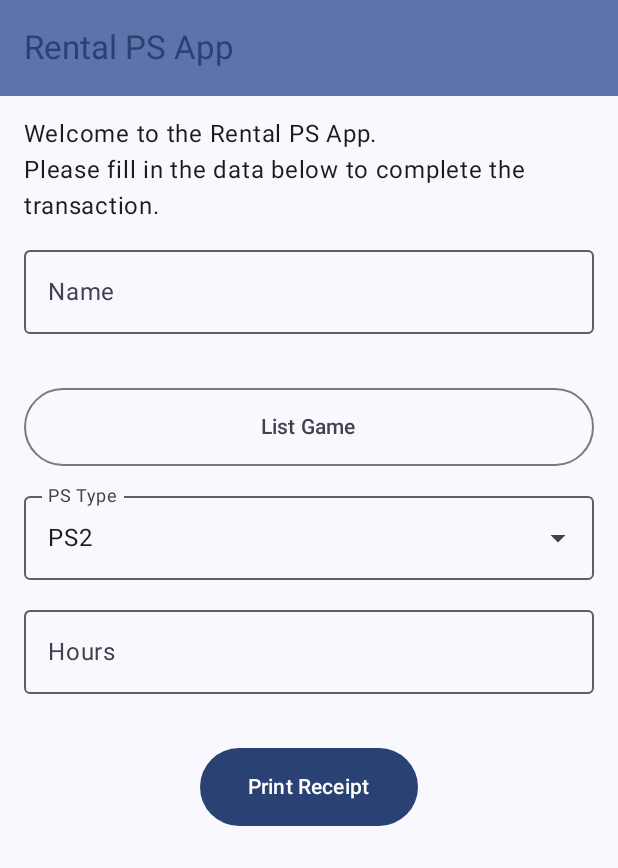
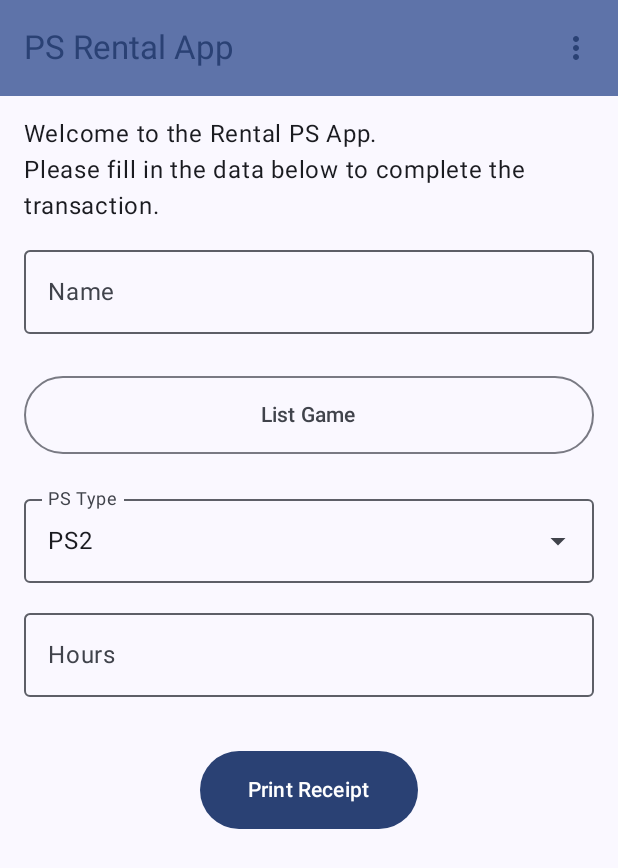
Before and after one commit to NazwaM8/Asesmen1, an Android app built with Jetpack Compose: the screen it shows after launch (MainActivity), on a phone screen of 412 x 824 dp. Shown: the top 868 px of the screen. Run offline under Robolectric (Android 15) with nearby library versions, the phone set to English and light mode, and no system bars.

Commit message:
Menambahkan Screen Baru dan menambahkan menu overflow

```diff
--- a/app/src/main/java/com/nazwamursyidan0077/asesmen1/navigation/NavGraph.kt
+++ b/app/src/main/java/com/nazwamursyidan0077/asesmen1/navigation/NavGraph.kt
@@ -5,8 +5,10 @@ import androidx.navigation.NavHostController
 import androidx.navigation.compose.NavHost
 import androidx.navigation.compose.composable
 import androidx.navigation.compose.rememberNavController
+import com.nazwamursyidan0077.asesmen1.ui.screen.AboutScreen
 import com.nazwamursyidan0077.asesmen1.ui.screen.ListGameScreen
 import com.nazwamursyidan0077.asesmen1.ui.screen.MainScreen
+import com.nazwamursyidan0077.asesmen1.ui.screen.MeScreen
 
 @Composable
 fun SetupNavGraph(navController: NavHostController = rememberNavController()) {
@@ -20,5 +22,11 @@ fun SetupNavGraph(navController: NavHostController = rememberNavController()) {
         composable(route = Screen.ListGame.route) {
             ListGameScreen(navController)
         }
+        composable(route = Screen.About.route) {
+            AboutScreen(navController)
+        }
+        composable(route = Screen.Me.route) {
+            MeScreen(navController)
+        }
     }
 }
--- a/app/src/main/java/com/nazwamursyidan0077/asesmen1/navigation/Screen.kt
+++ b/app/src/main/java/com/nazwamursyidan0077/asesmen1/navigation/Screen.kt
@@ -3,4 +3,6 @@ package com.nazwamursyidan0077.asesmen1.navigation
 sealed class Screen(val route: String) {
     data object Home: Screen("mainScreen")
     data object ListGame: Screen("listGameScreen")
+    data object About: Screen("aboutScreen")
+    data object Me: Screen("meScreen")
 }
--- a/app/src/main/java/com/nazwamursyidan0077/asesmen1/ui/screen/MainScreen.kt
+++ b/app/src/main/java/com/nazwamursyidan0077/asesmen1/ui/screen/MainScreen.kt
@@ -14,15 +14,20 @@ import androidx.compose.foundation.text.KeyboardOptions
 import androidx.compose.foundation.verticalScroll
 import androidx.compose.material.icons.Icons
 import androidx.compose.material.icons.filled.Warning
+import androidx.compose.material.icons.outlined.Info
+import androidx.compose.material.icons.outlined.MoreVert
+import androidx.compose.material.icons.outlined.Person
 import androidx.compose.material3.Button
 import androidx.compose.material3.Card
 import androidx.compose.material3.CardDefaults
+import androidx.compose.material3.DropdownMenu
 import androidx.compose.material3.DropdownMenuItem
 import androidx.compose.material3.ExperimentalMaterial3Api
 import androidx.compose.material3.ExposedDropdownMenuBox
 import androidx.compose.material3.ExposedDropdownMenuDefaults
 import androidx.compose.material3.HorizontalDivider
 import androidx.compose.material3.Icon
+import androidx.compose.material3.IconButton
 import androidx.compose.material3.MaterialTheme
 import androidx.compose.material3.MenuAnchorType
 import androidx.compose.material3.OutlinedButton
@@ -56,6 +61,8 @@ import com.nazwamursyidan0077.asesmen1.ui.theme.Asesmen1Theme
 @Composable
 fun MainScreen(navController: NavHostController) {
 
+    var expanded by remember { mutableStateOf(false) }
+
     Scaffold(
         topBar = {
             TopAppBar(
@@ -63,13 +70,44 @@ fun MainScreen(navController: NavHostController) {
                 colors = TopAppBarDefaults.mediumTopAppBarColors(
                     containerColor = MaterialTheme.colorScheme.primaryContainer,
                     titleContentColor = MaterialTheme.colorScheme.primary,
-                )
+                ),
+                actions = {
+                    IconButton(onClick = { expanded = true }) {
+                        Icon(
+                            imageVector = Icons.Outlined.MoreVert,
+                            contentDescription = stringResource(R.string.menu),
+                            tint = MaterialTheme.colorScheme.primary
+                        )
+                    }
+                    DropdownMenu(
+                        expanded = expanded,
+                        onDismissRequest = { expanded = false }
+                    ) {
+                        DropdownMenuItem(
+                            text = { Text(stringResource(R.string.about_app)) },
+                            leadingIcon = {Icon(Icons.Outlined.Info, contentDescription = null)},
+                            onClick = {
+                                expanded = false
+                                navController.navigate(Screen.About.route)
+                            }
+                        )
+                        DropdownMenuItem(
+                            text = { Text(stringResource(R.string.about_me)) },
+                            leadingIcon = {Icon(Icons.Outlined.Person, contentDescription = null)},
+                            onClick = {
+                                expanded = false
+                                navController.navigate(Screen.Me.route)
+                            }
+                        )
+                    }
+                }
             )
         }
     ) { innerPadding ->
         ScreenContent(Modifier.padding(innerPadding), navController)
     }
 }
+
 
 @OptIn(ExperimentalMaterial3Api::class)
 @Composable
@@ -123,7 +161,7 @@ fun ScreenContent(modifier: Modifier = Modifier, navController: NavHostControlle
             },
             modifier = Modifier
                 .fillMaxWidth()
-                .padding(top = 8.dp),
+                .padding(bottom = 10.dp),
             contentPadding = PaddingValues(vertical = 16.dp)
         ) {
             Text(
--- a/app/src/main/res/values/strings.xml
+++ b/app/src/main/res/values/strings.xml
@@ -1,5 +1,5 @@
 <resources>
-    <string name="app_name">Rental PS App</string>
+    <string name="app_name">PS Rental App</string>
     <string name="rental_intro">Welcome to the Rental PS App.\nPlease fill in the data below to complete the transaction.</string>
     <string name="customer_name">Name</string>
     <string name="rental_ps">Rental PS</string>
@@ -17,4 +17,8 @@
     <string name="input_invalid">Cannot be Empty</string>
     <string name="share_receipt"> Share</string>
     <string name="share_template">Receipt\nName: %1$s\nPS Type: %2$s\nHours: %3$s\n\nTotal Price: Rp. %4$d</string>
+    <string name="menu">Menu</string>
+    <string name="about_app">About App</string>
+    <string name="copyright">PS Rental App is an Android application to make transactions easier when renting PS\n\nCopyright © 2025 Nazwa Mursyidan Baldan.\nAll rights reserved</string>
+    <string name="about_me">About Me</string>
 </resources>
```
Also changed, not shown: app/src/main/java/com/nazwamursyidan0077/asesmen1/ui/screen/AboutScreen.kt (added, +62 -0 lines), app/src/main/java/com/nazwamursyidan0077/asesmen1/ui/screen/MeScreen.kt (added, +62 -0 lines), 1 other file.
